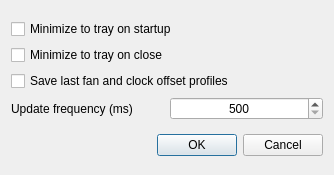
Qt form ui/settings_dialog.ui (AlexandrAlexeev7119/NvCtrl-linux) before a commit.
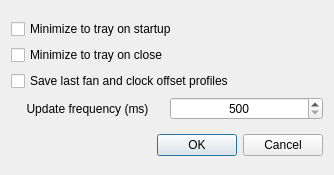
The same form after that commit.

```diff
--- a/ui/settings_dialog.ui
+++ b/ui/settings_dialog.ui
@@ -31,6 +31,9 @@
        <property name="text">
         <string>Update frequency (ms)</string>
        </property>
+       <property name="alignment">
+        <set>Qt::AlignCenter</set>
+       </property>
       </widget>
      </item>
      <item row="0" column="0" colspan="2">
```
